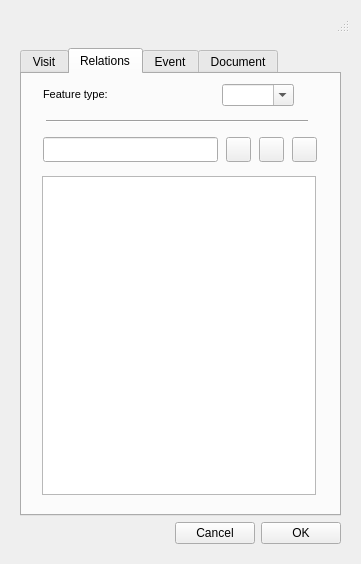
Qt form ui/add_visit.ui (Giswater/giswater_qgis_plugin) before a commit.
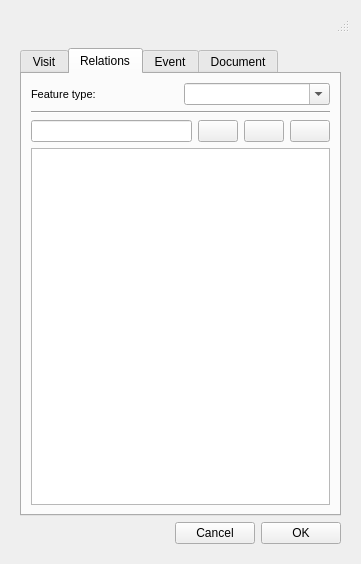
The same form after that commit. The open tabs and pages were chosen to show the change. Icons and pictures are not drawn.

Commit message: Relation tab dynamic size adjustable

What changed in the file:
```diff
--- a/ui/add_visit.ui
+++ b/ui/add_visit.ui
@@ -460,105 +460,11 @@
          <attribute name="title">
           <string>Relations</string>
          </attribute>
-         <widget class="QTableView" name="tbl_relation">
-          <property name="geometry">
-           <rect>
-            <x>20</x>
-            <y>102</y>
-            <width>274</width>
-            <height>319</height>
-           </rect>
-          </property>
-          <property name="sortingEnabled">
-           <bool>true</bool>
-          </property>
-         </widget>
-         <widget class="QPushButton" name="btn_feature_snapping">
-          <property name="geometry">
-           <rect>
-            <x>270</x>
-            <y>63</y>
-            <width>25</width>
-            <height>25</height>
-           </rect>
-          </property>
-          <property name="text">
-           <string/>
-          </property>
-          <property name="icon">
-           <iconset>
-            <normaloff>../icons/137.png</normaloff>../icons/137.png</iconset>
-          </property>
-         </widget>
-         <widget class="QPushButton" name="btn_feature_delete">
-          <property name="geometry">
-           <rect>
-            <x>237</x>
-            <y>63</y>
-            <width>25</width>
-            <height>25</height>
-           </rect>
-          </property>
-          <property name="text">
-           <string/>
-          </property>
-          <property name="icon">
-           <iconset>
-            <normaloff>../icons/112.png</normaloff>../icons/112.png</iconset>
-          </property>
-         </widget>
-         <widget class="QLineEdit" name="feature_id">
-          <property name="geometry">
-           <rect>
-            <x>21</x>
-            <y>63</y>
-            <width>175</width>
-            <height>25</height>
-           </rect>
-          </property>
-         </widget>
-         <widget class="QPushButton" name="btn_feature_insert">
-          <property name="geometry">
-           <rect>
-            <x>204</x>
-            <y>63</y>
-            <width>25</width>
-            <height>25</height>
-           </rect>
-          </property>
-          <property name="text">
-           <string/>
-          </property>
-          <property name="icon">
-           <iconset>
-            <normaloff>../icons/111.png</normaloff>../icons/111.png</iconset>
-          </property>
-         </widget>
-         <widget class="QComboBox" name="feature_type">
-          <property name="geometry">
-           <rect>
-            <x>200</x>
-            <y>10</y>
-            <width>86</width>
-            <height>25</height>
-           </rect>
-          </property>
-          <property name="editable">
-           <bool>true</bool>
-          </property>
-          <property name="sizeAdjustPolicy">
-           <enum>QComboBox::AdjustToContents</enum>
-          </property>
-         </widget>
+         <layout class="QVBoxLayout" name="verticalLayout_4">
+          <item>
+           <layout class="QHBoxLayout" name="horizontalLayout_8">
+            <item>
          <widget class="QLabel" name="label_feature_type">
-          <property name="geometry">
-           <rect>
-            <x>21</x>
-            <y>9</y>
-            <width>100</width>
-            <height>22</height>
-           </rect>
-          </property>
           <property name="font">
            <font>
             <pointsize>8</pointsize>
@@ -586,19 +492,74 @@
            <number>3</number>
           </property>
          </widget>
+            </item>
+            <item>
+             <widget class="QComboBox" name="feature_type">
+              <property name="editable">
+               <bool>true</bool>
+              </property>
+              <property name="sizeAdjustPolicy">
+               <enum>QComboBox::AdjustToContents</enum>
+              </property>
+             </widget>
+            </item>
+           </layout>
+          </item>
+          <item>
          <widget class="Line" name="line_2">
-          <property name="geometry">
-           <rect>
-            <x>24</x>
-            <y>39</y>
-            <width>262</width>
-            <height>16</height>
-           </rect>
-          </property>
           <property name="orientation">
            <enum>Qt::Horizontal</enum>
           </property>
          </widget>
+          </item>
+          <item>
+           <layout class="QHBoxLayout" name="horizontalLayout_9">
+            <item>
+             <widget class="QLineEdit" name="feature_id"/>
+            </item>
+            <item>
+             <widget class="QPushButton" name="btn_feature_insert">
+              <property name="text">
+               <string/>
+              </property>
+              <property name="icon">
+               <iconset>
+                <normaloff>../icons/111.png</normaloff>../icons/111.png</iconset>
+              </property>
+             </widget>
+            </item>
+            <item>
+             <widget class="QPushButton" name="btn_feature_delete">
+              <property name="text">
+               <string/>
+              </property>
+              <property name="icon">
+               <iconset>
+                <normaloff>../icons/112.png</normaloff>../icons/112.png</iconset>
+              </property>
+             </widget>
+            </item>
+            <item>
+             <widget class="QPushButton" name="btn_feature_snapping">
+              <property name="text">
+               <string/>
+              </property>
+              <property name="icon">
+               <iconset>
+                <normaloff>../icons/137.png</normaloff>../icons/137.png</iconset>
+              </property>
+             </widget>
+            </item>
+           </layout>
+          </item>
+          <item>
+           <widget class="QTableView" name="tbl_relation">
+            <property name="sortingEnabled">
+             <bool>true</bool>
+            </property>
+           </widget>
+          </item>
+         </layout>
         </widget>
         <widget class="QWidget" name="tab_2">
          <attribute name="title">
```
Left out of the diff: 2 changed lines with no effect on the pictures. Lines whose indentation alone changed are shown as unchanged.
